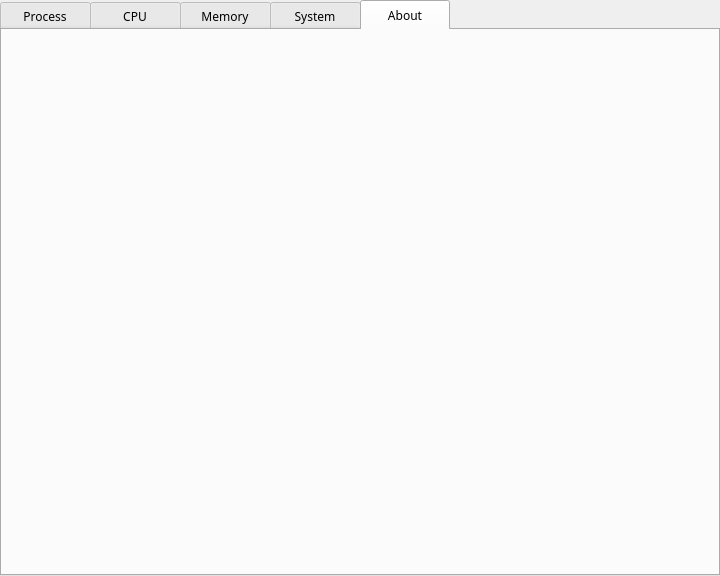
Above: 4. 大作业: System monitor/QT version/sysmonitor.ui from biubiubiiu/hust-OS before the change. Below: the same form after it.
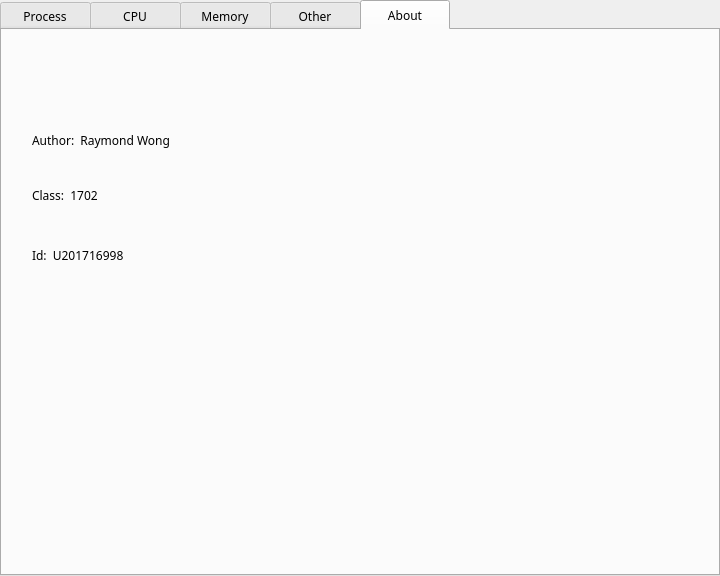
That is the form after the change. The open tabs and pages were chosen to show the change. Icons and pictures are not drawn. Custom widgets are drawn as their Qt base class.

Patch:
```diff
--- a/4. 大作业: System monitor/QT version/sysmonitor.ui
+++ b/4. 大作业: System monitor/QT version/sysmonitor.ui
@@ -688,7 +688,7 @@
    </widget>
    <widget class="QWidget" name="tab_4">
     <attribute name="title">
-     <string>System</string>
+     <string>Other</string>
     </attribute>
     <widget class="QGroupBox" name="formGroupBox">
      <property name="geometry">
@@ -902,6 +902,76 @@
     <attribute name="title">
      <string>About</string>
     </attribute>
+    <widget class="QLabel" name="label_6">
+     <property name="geometry">
+      <rect>
+       <x>310</x>
+       <y>20</y>
+       <width>381</width>
+       <height>411</height>
+      </rect>
+     </property>
+     <property name="text">
+      <string/>
+     </property>
+     <property name="pixmap">
+      <pixmap resource="resource.qrc">:/img/author.JPG</pixmap>
+     </property>
+    </widget>
+    <widget class="QLabel" name="label_7">
+     <property name="geometry">
+      <rect>
+       <x>30</x>
+       <y>90</y>
+       <width>251</width>
+       <height>41</height>
+      </rect>
+     </property>
+     <property name="font">
+      <font>
+       <family>Bahnschrift Light</family>
+      </font>
+     </property>
+     <property name="text">
+      <string>Author:  Raymond Wong</string>
+     </property>
+    </widget>
+    <widget class="QLabel" name="label_8">
+     <property name="geometry">
+      <rect>
+       <x>30</x>
+       <y>150</y>
+       <width>241</width>
+       <height>31</height>
+      </rect>
+     </property>
+     <property name="font">
+      <font>
+       <family>Bahnschrift Light</family>
+      </font>
+     </property>
+     <property name="text">
+      <string>Class:  1702</string>
+     </property>
+    </widget>
+    <widget class="QLabel" name="label_9">
+     <property name="geometry">
+      <rect>
+       <x>30</x>
+       <y>210</y>
+       <width>241</width>
+       <height>31</height>
+      </rect>
+     </property>
+     <property name="font">
+      <font>
+       <family>Bahnschrift Light</family>
+      </font>
+     </property>
+     <property name="text">
+      <string>Id:  U201716998</string>
+     </property>
+    </widget>
    </widget>
   </widget>
  </widget>
```
Left out of the diff: 27 changed lines with no effect on the pictures.
